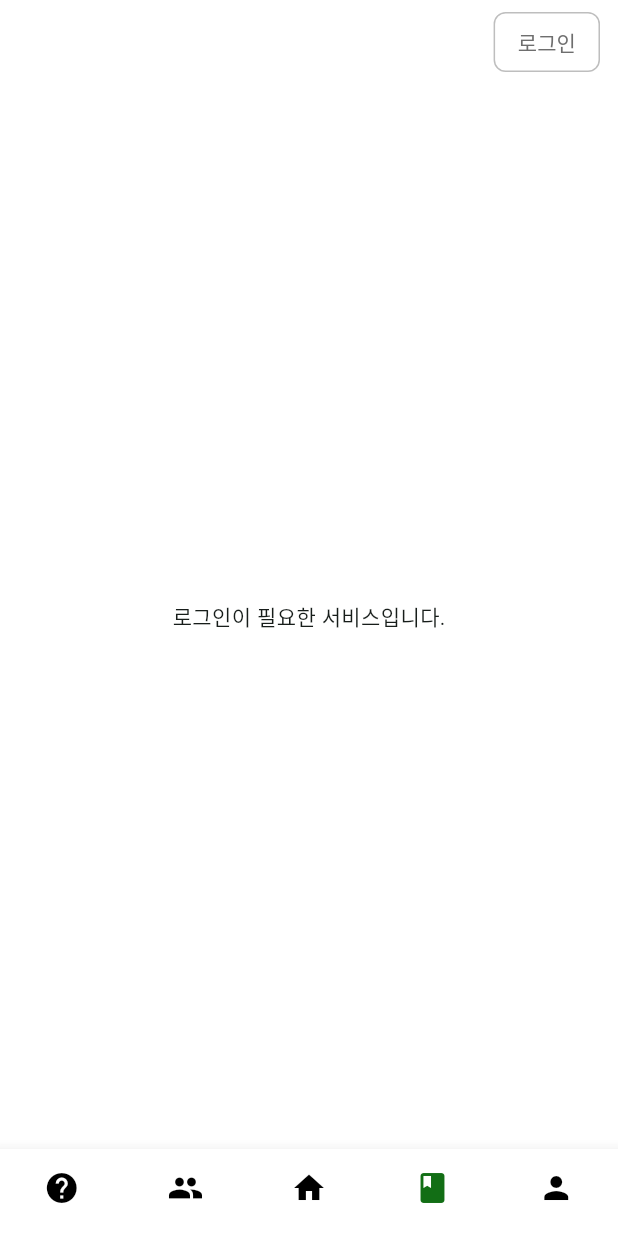
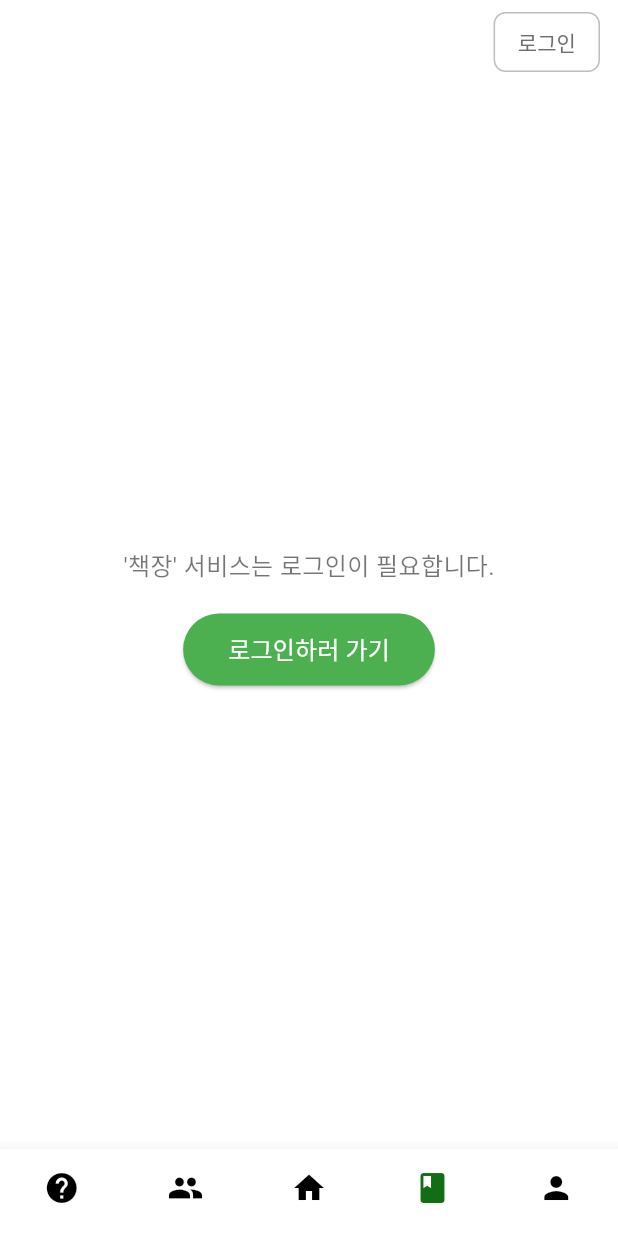
Before and after one commit to book2002/book-FE, a Flutter app: the screen it shows after launch, item 4 of the bottom bar chosen, on a phone screen of 412 x 824 dp. Run offline on Flutter 3.47's test engine with Material 3 defaults, Android fonts, the phone set to English and light mode, and no system bars; our stand-ins replace flutter_secure_storage, font_awesome_flutter; missing offline and left inert: flutter_inappwebview; network calls fail.

Commit message:
feat: auth_service 연결
토큰 관리를 위한 auth_service 생성

```diff
--- a/lib/main.dart
+++ b/lib/main.dart
@@ -1,5 +1,6 @@
 import 'package:flutter/material.dart';
 import 'package:flutter_app/login_page.dart';   //login_page import
+import 'package:flutter_app/service/auth_service.dart';
 
 //하단 네비게이터로 전환될 screen import
 import 'screens/home_screen.dart';
@@ -38,7 +39,6 @@ class MyHomePage extends StatefulWidget {
 
 class _MyHomePageState extends State<MyHomePage> {
   int _selectedIndex = 2;   //하단 네비게이터 탭 인덱스, 중앙의 홈을 디폴트로 설정
-  bool _isLoggedIn = false; //로그인 여부 확인 변수
 
   //탭 클릭 시 호출되는 함수
   void _onItemTapped(int index) {
@@ -47,18 +47,23 @@ class _MyHomePageState extends State<MyHomePage> {
     });
   }
 
+  final AuthService _authService = AuthService();
+
+  @override
+  void initState() {
+    super.initState();
+
+    //현재 로그인 상태 확인
+    _authService.checkLoginStatus();
+  }
+
   void _goToLoginPage() async {
-    final result = await Navigator.push(
-      context,
-      MaterialPageRoute(builder: (context)=> const LoginPage()),
-    );
+    // 로그인 페이지 이동
+    Navigator.push(context, MaterialPageRoute(builder: (context)=>const LoginPage()));
+  }
 
-    //로그인 상태 전환
-    if (result==true) {
-      setState(() {
-        _isLoggedIn = true;
-      });
-    }
+  void _logout() {
+    _authService.logout();
   }
 
   @override
@@ -69,17 +74,18 @@ class _MyHomePageState extends State<MyHomePage> {
         backgroundColor: Colors.white,
         title: Text(widget.title),
         actions: [
-          _isLoggedIn
-          ? IconButton(
+          // ValuListenableBuilder로 AuthService의 Notifier 구독
+          ValueListenableBuilder(
+            valueListenable: _authService.isLoggedInNotifier,
+            builder: (context, isLoggedIn, child) {
+              //isLoggedIn 에 따라 ui 분기
+              if (isLoggedIn) {   // 로그인 상태
+                return IconButton(
                   icon: const Icon(Icons.account_circle,),
-            onPressed: () {
-              //TODO: 프로필 페이지 이동 로직 추가 예정
-              setState(() {
-                _isLoggedIn = false;
-              });
-            },
-          )
-          : Container(
+                  onPressed: _logout,
+                );
+              } else {            // 로그아웃 상태
+                return Container(
                   margin: const EdgeInsets.only(right: 12, top: 6, bottom: 6),
                   child: TextButton(
                     style: TextButton.styleFrom(
@@ -95,37 +101,45 @@ class _MyHomePageState extends State<MyHomePage> {
                       style: TextStyle(color: Color.fromARGB(255, 110, 110, 110)),
                     ),
                   ),
-          ),
-          //로그인 버튼
-
+                );
+              }
+            }
+          )
         ],
       ),
       //메인 화면 내용
-      body: Center(
-        // Center is a layout widget. It takes a single child and positions it
-        // in the middle of the parent.
+      body:ValueListenableBuilder<bool>(
+        valueListenable: _authService.isLoggedInNotifier,
+        builder: (context, isLoggedIn, child) {
+          // ✅ 2. 이제 'isLoggedIn' 변수를 body에서도 사용할 수 있습니다.
+          return Center(
             child: IndexedStack(
               index: _selectedIndex,
               children: [
-            //추후 각 화면 위젯화하는 작업 필요
-            //TODO: 로그인 상태에 따른 화면 로직
-            const HelperScreen(),
+                // 0: HelperScreen
+                isLoggedIn
+                    ? const HelperScreen()
+                    : const LoginPageRequiredWidget(tabName: "도우미"),
+
+                // 1: GroupScreen (로그인 여부와 관계없이 항상 표시)
                 GroupScreen(),
+
+                // 2: HomeScreen (로그인 여부와 관계없이 항상 표시)
                 HomeScreen(),
 
-            _isLoggedIn
+                // 3: BooklistScreen
+                isLoggedIn
                     ? const BooklistScreen()
-              : const Center(
-                child: Text('로그인이 필요한 서비스입니다.'),
-              ),
+                    : const LoginPageRequiredWidget(tabName: "책장"),
 
-            _isLoggedIn
+                // 4: ProfileScreen
+                isLoggedIn
                     ? const ProfileScreen()
-              : const Center(
-                child: Text('로그인이 필요한 서비스입니다.'),
-              ),
+                    : const LoginPageRequiredWidget(tabName: "프로필"),
               ],
             ),
+          );
+        }
       ),
 
       //하단 네비게이터바
@@ -153,3 +167,40 @@ class _MyHomePageState extends State<MyHomePage> {
     );
   }
 }
+
+// 로그인이 필요할 때 보여줄 공용 위젯
+class LoginPageRequiredWidget extends StatelessWidget {
+  final String tabName;
+  const LoginPageRequiredWidget({super.key, required this.tabName});
+
+  @override
+  Widget build(BuildContext context) {
+    return Center(
+      child: Column(
+        mainAxisAlignment: MainAxisAlignment.center,
+        children: [
+          Text(
+            "'$tabName' 서비스는 로그인이 필요합니다.",
+            style: const TextStyle(fontSize: 16, color: Colors.black54),
+          ),
+          const SizedBox(height: 20),
+          ElevatedButton(
+            style: ElevatedButton.styleFrom(
+              backgroundColor: Colors.green, // 예시 색상
+              padding: const EdgeInsets.symmetric(horizontal: 30, vertical: 12),
+            ),
+            onPressed: () {
+              // LoginPage로 이동
+              Navigator.push(context,
+                  MaterialPageRoute(builder: (context) => const LoginPage()));
+            },
+            child: const Text(
+              "로그인하러 가기",
+              style: TextStyle(color: Colors.white, fontSize: 16),
+            ),
+          )
+        ],
+      ),
+    );
+  }
+}
--- /dev/null
+++ b/lib/service/auth_service.dart
@@ -0,0 +1,76 @@
+import 'package:flutter/foundation.dart'; // ValueNotifier를 위해 임포트
+import 'package:flutter_secure_storage/flutter_secure_storage.dart';
+
+// 앱 전역에서 접근할 수 있는 싱글톤(Singleton)
+class AuthService {
+  // 싱글톤 인스턴스
+  static final AuthService _instance = AuthService._internal();
+  factory AuthService() => _instance;
+  AuthService._internal() {
+    // 앱 시작 시, 스토리지의 토큰을 확인하여 로그인 상태 초기화
+    checkLoginStatus();
+  }
+
+  final _storage = const FlutterSecureStorage();
+
+  // 'isLoggedIn' 상태를 관찰(Listen)할 수 있는 Notifier
+  // false로 시작
+  final ValueNotifier<bool> isLoggedInNotifier = ValueNotifier<bool>(false);
+
+  // 현재 로그인 상태인지 (외부에서 .value로 접근)
+  bool get isLoggedIn => isLoggedInNotifier.value;
+
+    // API 호출을 위한 AccessToken 게터 ---
+  Future<String?> getAccessToken() async {
+    // TODO: (고급) 여기서 accessToken의 만료 시간을 체크하고, 만료되었다면 새 토큰을 반환하는 기능 추가
+    try {
+      return await _storage.read(key: 'accessToken');
+    } catch (e) {
+      print("AuthService(getAccessToken) 오류: $e");
+      return null;
+    }
+  }
+
+  // 앱 시작 시 호출되는 함수
+  Future<void> checkLoginStatus() async {
+    final accessToken = await _storage.read(key: 'accessToken');
+    final refreshToken = await _storage.read(key: 'refreshToken');
+
+    if (refreshToken == null) {
+      // refreshToken이 없으면 무조건 로그아웃 상태
+      isLoggedInNotifier.value = false;
+      print("AuthService: refreshToken 없음. 로그아웃 상태.");
+      return;
+    }
+
+    // TODO: accessToken을 검증하는 API(예: /api/v1/member/me)를 호출하는 것이 가장 이상적
+    if (accessToken != null) {
+        // (이상적인 로직)
+        // 1. /member/me API 호출
+        // 2. 성공 -> isLoggedInNotifier.value = true;
+        // 3. 401 에러 -> 4단계(refreshToken으로 갱신)로 이동
+
+        isLoggedInNotifier.value = true;
+        print("AuthService: accessToken 존재. 우선 로그인 상태로 설정.");
+        return;
+    }
+  }
+
+  // 로그인 시 호출 (LoginPage에서 사용)
+  Future<void> login(String accessToken, String refreshToken) async {
+    await _storage.write(key: 'accessToken', value: accessToken);
+    await _storage.write(key: 'refreshToken', value: refreshToken);
+    // 상태가 true로 변경되었음을 Notifier에 알림
+    isLoggedInNotifier.value = true;
+    print("AuthService: 로그인 성공. 상태 변경 알림.");
+  }
+
+  // 로그아웃 시 호출
+  Future<void> logout() async {
+    await _storage.delete(key: 'accessToken');
+    await _storage.delete(key: 'refreshToken');
+    // 상태가 false로 변경되었음을 Notifier에 알림
+    isLoggedInNotifier.value = false;
+    print("AuthService: 로그아웃 성공. 상태 변경 알림.");
+  }
+}
```
Also changed, not shown: lib/login_page.dart (+6 -5 lines), lib/profile_setting_page.dart (+9 -10 lines). Lines whose indentation alone changed are shown as unchanged.
